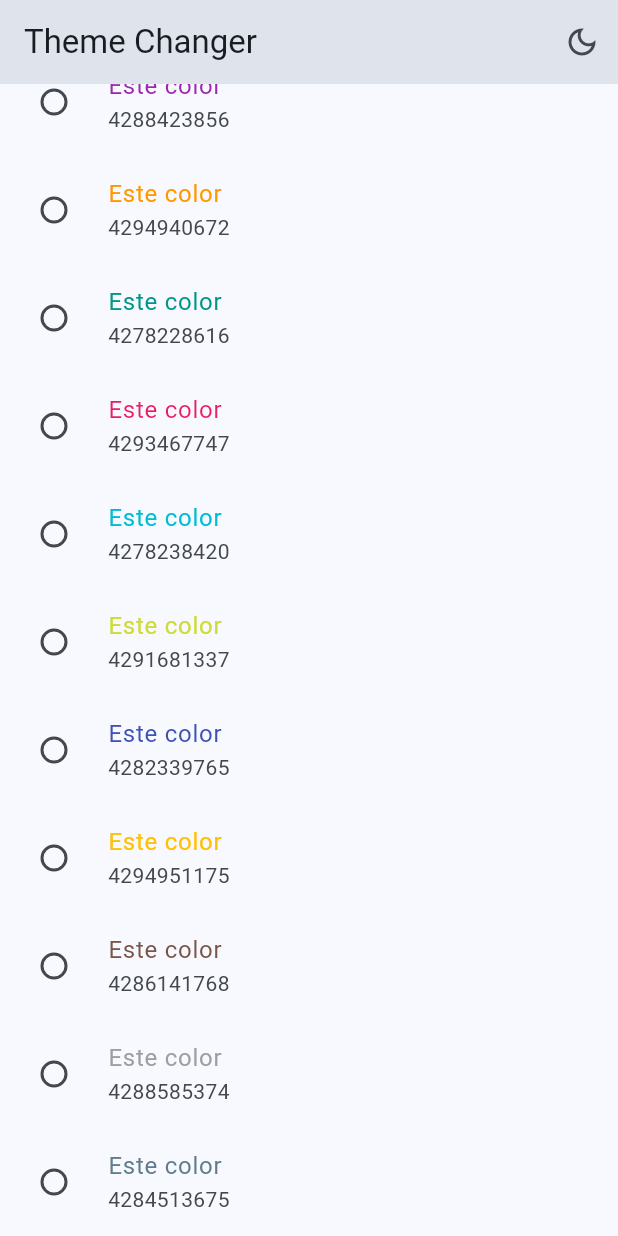
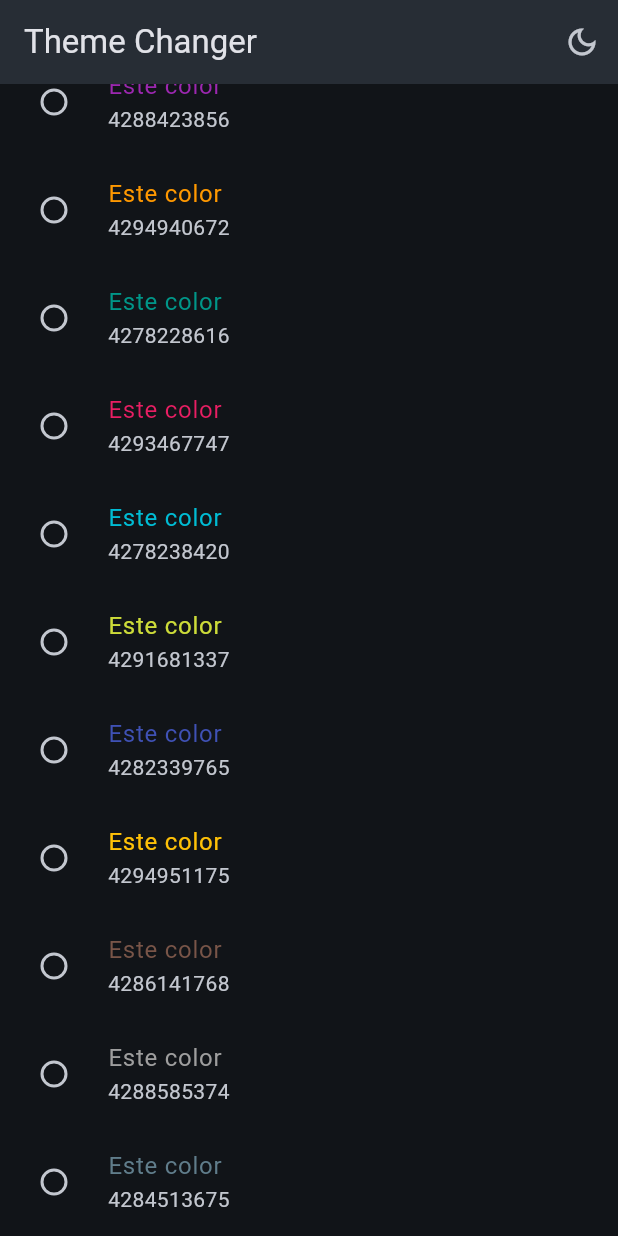
Before and after one commit to RosaLeaveMeAlone/widgets_app, a Flutter app: the ThemeChangerScreen screen opened by its route, scrolled down 312 dp, after a tap on the "light mode" icon, on a phone screen of 412 x 824 dp. Run offline on Flutter 3.47's test engine with Material 3 defaults, Android fonts, the phone set to English and light mode, and no system bars; our stand-ins replace animate_do, flutter_riverpod, go_router.

Commit message:
Seccion 11 Usar el StateNotifier

```diff
--- a/lib/config/theme/app_theme.dart
+++ b/lib/config/theme/app_theme.dart
@@ -40,4 +40,12 @@ class AppTheme {
   );
 
 
+  AppTheme copyWith({
+    int? selectedColor,
+    bool? isDarkmode
+  }) => AppTheme(
+    selectedColor: selectedColor ?? this.selectedColor,
+    isDarkmode: isDarkmode ?? this.isDarkmode
+  );
+
 }
--- a/lib/presentation/screens/theme_changer/theme_changer_screen.dart
+++ b/lib/presentation/screens/theme_changer/theme_changer_screen.dart
@@ -11,7 +11,7 @@ class ThemeChangerScreen extends ConsumerWidget {
   @override
   Widget build(BuildContext context,WidgetRef ref) {
 
-    final isDarkmode = ref.watch( isDarkmodeProvider );
+    final isDarkmode = ref.watch( themeNotifierProvider ).isDarkmode;
 
 
     return Scaffold(
@@ -21,7 +21,8 @@ class ThemeChangerScreen extends ConsumerWidget {
           IconButton(
             icon: isDarkmode ? const Icon(Icons.dark_mode_outlined) : const Icon(Icons.light_mode_outlined),
             onPressed: () {
-              ref.read(isDarkmodeProvider.notifier).update((state) => !state);
+              // ref.read(isDarkmodeProvider.notifier).update((state) => !state);
+              ref.read(themeNotifierProvider.notifier).toggleDarkmode();
             }
           )
         ],
```
Also changed, not shown: lib/presentation/providers/theme_provider.dart (+4 -10 lines).
